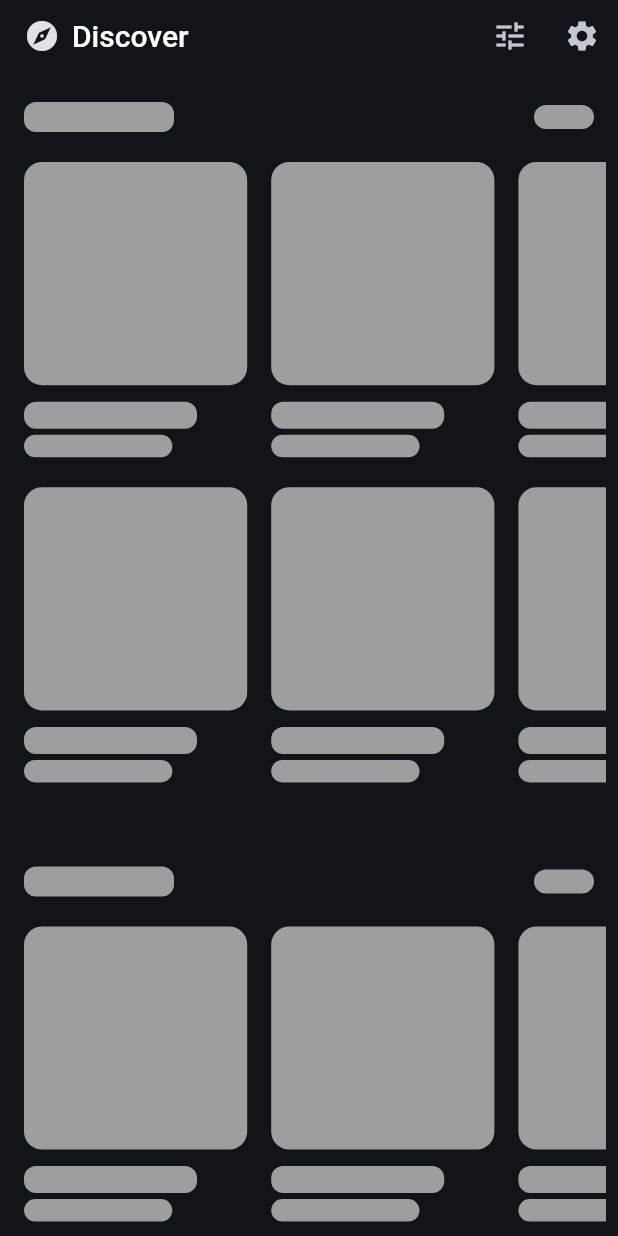
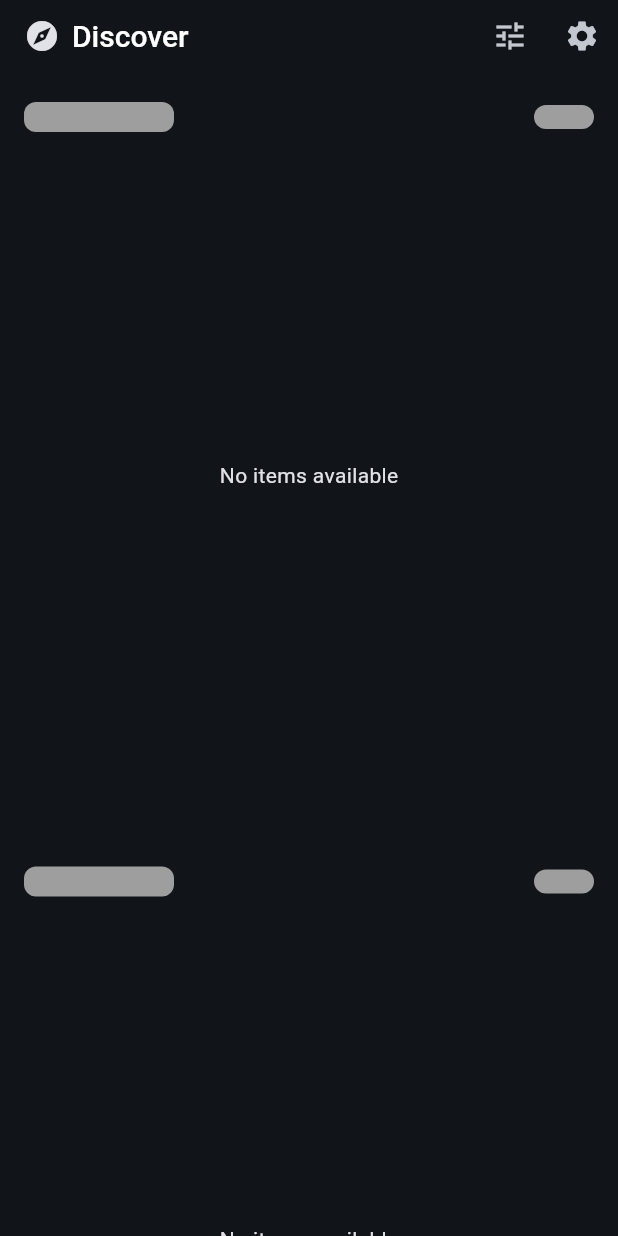
Before and after one commit to madenvel/KalinkaApp, a Flutter app: the Discover screen opened directly, on a phone screen of 412 x 824 dp. Run offline on Flutter 3.47's test engine with Material 3 defaults, Android fonts, the phone set to English and light mode, and no system bars; our stand-ins replace cached_network_image, carousel_slider, dio, flutter_cache_manager, logger, package_info_plus and 2 more; missing offline and left inert: bonsoir; accounts and stored records are empty; network calls fail.

Commit message:
Show empty section when no content retrieved for the  preview card.

```diff
--- a/lib/preview_section_card.dart
+++ b/lib/preview_section_card.dart
@@ -1,19 +1,25 @@
 import 'package:flutter/material.dart';
+import 'package:kalinka/browse_item_data_provider.dart'
+    show BrowseItemDataProvider;
 import 'package:kalinka/browse_item_data_source.dart' show BrowseItemDataSource;
 import 'package:kalinka/catalog_browse_item_view.dart'
     show CatalogBrowseItemView;
 import 'package:kalinka/data_model.dart' show BrowseItem;
+import 'package:kalinka/data_provider.dart' show GenreFilterProvider;
 import 'package:kalinka/large_image_preview_card.dart'
     show LargeImagePreviewCard;
 import 'package:kalinka/preview_section_grid.dart' show SectionPreviewGrid;
 import 'package:kalinka/tracks_browse_view.dart';
+import 'package:provider/provider.dart'
+    show ChangeNotifierProxyProvider, Consumer;
 
 class PreviewSectionCard extends StatelessWidget {
   final BrowseItemDataSource? dataSource;
   final double contentPadding;
+  final int? rowsCount;
 
   const PreviewSectionCard(
-      {super.key, this.dataSource, this.contentPadding = 8.0});
+      {super.key, this.dataSource, this.contentPadding = 8.0, this.rowsCount});
 
   void _onTap(BuildContext context, BrowseItem item) {
     Navigator.of(context).push(
@@ -36,18 +42,56 @@ class PreviewSectionCard extends StatelessWidget {
         section?.image?.small ??
         section?.image?.thumbnail;
     final hasImage = image != null && image.isNotEmpty;
-    return (section == null)
-        ? _buildSectionPlaceholder(context, const SectionPreviewGrid())
-        : _buildSectionPreview(
+    final updatedSection = dataSource?.item;
+    if (updatedSection == null) {
+      return _buildSectionPlaceholder(context, const SectionPreviewGrid());
+    }
+
+    return _buildWithBrowseDataProvider(
+      context,
+      Consumer(
+        builder: (context, BrowseItemDataProvider dataProvider, child) {
+          final hasNoItems = dataProvider.totalItemCount == 0;
+          return _buildSectionPreview(
             context,
-            section,
+            updatedSection,
             hasImage
                 ? LargeImagePreviewCard(
-                    section: section, contentPadding: contentPadding)
-                : SectionPreviewGrid(
-                    dataSource: dataSource,
-                    onTap: (item) => _onTap(context, item)),
-            seeAll: !hasImage);
+                    section: updatedSection, contentPadding: contentPadding)
+                : (hasNoItems
+                    ? Padding(
+                        padding: const EdgeInsets.only(left: 8.0),
+                        child: const Text('No items found'),
+                      )
+                    : SectionPreviewGrid(
+                        dataProvider: dataProvider,
+                        onTap: (item) => _onTap(context, item))),
+            seeAll: !hasImage && !hasNoItems,
+          );
+        },
+      ),
+    );
+  }
+
+  Widget _buildWithBrowseDataProvider(BuildContext context, Widget child) {
+    final catalog = dataSource?.item.catalog;
+    final crossAxisCount = rowsCount ?? catalog?.previewConfig?.rowsCount ?? 2;
+    final itemsCount = dataSource?.item.catalog?.previewConfig?.itemsCount ??
+        5 * crossAxisCount;
+
+    return ChangeNotifierProxyProvider<GenreFilterProvider,
+            BrowseItemDataProvider>(
+        create: (context) => BrowseItemDataProvider(
+            dataSource: dataSource!, itemCountLimit: itemsCount),
+        update: (_, genreFilterProvider, dataProvider) {
+          if (dataProvider == null) {
+            return BrowseItemDataProvider(dataSource: dataSource!)
+              ..maybeUpdateGenreFilter(genreFilterProvider.filter);
+          }
+          dataProvider.maybeUpdateGenreFilter(genreFilterProvider.filter);
+          return dataProvider;
+        },
+        child: child);
   }
 
   Widget _buildSectionPreview(
@@ -74,7 +118,7 @@ class PreviewSectionCard extends StatelessWidget {
             const Spacer(),
             if (seeAll)
               TextButton(
-                  child: const Text('More', style: TextStyle(fontSize: 16)),
+                  child: const Text('See All', style: TextStyle(fontSize: 16)),
                   onPressed: () {
                     if (item.canBrowse) {
                       Navigator.of(context).push(MaterialPageRoute(
--- a/lib/preview_section_grid.dart
+++ b/lib/preview_section_grid.dart
@@ -2,16 +2,12 @@ import 'package:flutter/material.dart';
 import 'package:kalinka/browse_item_card.dart' show BrowseItemCard;
 import 'package:kalinka/browse_item_data_provider.dart'
     show BrowseItemDataProvider;
-import 'package:kalinka/browse_item_data_source.dart' show BrowseItemDataSource;
 import 'package:kalinka/data_model.dart';
-import 'package:kalinka/data_provider.dart' show GenreFilterProvider;
-import 'package:provider/provider.dart'
-    show ChangeNotifierProxyProvider, Consumer;
 
 typedef BrowseItemTapCallback = void Function(BrowseItem item);
 
 class SectionPreviewGrid extends StatelessWidget {
-  final BrowseItemDataSource? dataSource;
+  final BrowseItemDataProvider? dataProvider;
   final double contentPadding;
   final double textLabelHeight;
   final BrowseItemTapCallback? onTap;
@@ -19,7 +15,7 @@ class SectionPreviewGrid extends StatelessWidget {
 
   const SectionPreviewGrid({
     super.key,
-    this.dataSource,
+    this.dataProvider,
     this.contentPadding = 8.0,
     this.textLabelHeight = 52.0,
     this.rowsCount,
@@ -34,10 +30,10 @@ class SectionPreviewGrid extends StatelessWidget {
   }
 
   Widget _buildGrid(BuildContext context, BoxConstraints constraints) {
-    if (dataSource == null) {
+    if (dataProvider == null) {
       return _buildEmptyGrid(context);
     }
-    final catalog = dataSource!.item.catalog;
+    final catalog = dataProvider!.dataSource.item.catalog;
     final sizeDescription = catalog?.previewConfig?.cardSize ?? CardSize.small;
     final cardSize = calculateCardSize(context, sizeDescription);
     final crossAxisCount = rowsCount ?? catalog?.previewConfig?.rowsCount ?? 2;
@@ -48,34 +44,19 @@ class SectionPreviewGrid extends StatelessWidget {
             2 * contentPadding +
             (previewType == PreviewType.textOnly ? 0 : textLabelHeight)) *
         crossAxisCount;
-    final int itemsCount =
-        catalog?.previewConfig?.itemsCount ?? 5 * crossAxisCount;
 
-    return ChangeNotifierProxyProvider<GenreFilterProvider,
-            BrowseItemDataProvider>(
-        create: (context) => BrowseItemDataProvider(
-            dataSource: dataSource!, itemCountLimit: itemsCount),
-        update: (_, genreFilterProvider, dataProvider) {
-          if (dataProvider == null) {
-            return BrowseItemDataProvider(dataSource: dataSource!)
-              ..maybeUpdateGenreFilter(genreFilterProvider.filter);
-          }
-          dataProvider.maybeUpdateGenreFilter(genreFilterProvider.filter);
-          return dataProvider;
-        },
-        child: Consumer(
-            builder: (context, BrowseItemDataProvider dataProvider, child) {
     return _buildGridContent(
+        context: context,
         dataProvider: dataProvider,
         sectionHeight: sectionHeight,
         cardSize: cardSize,
         crossAxisCount: crossAxisCount,
         cardSizeRatio: cardSizeRatio);
-        }));
   }
 
   Widget _buildGridContent(
       {BrowseItemDataProvider? dataProvider,
+      required BuildContext context,
       required double sectionHeight,
       required double cardSize,
       required int crossAxisCount,
@@ -83,27 +64,34 @@ class SectionPreviewGrid extends StatelessWidget {
     return RepaintBoundary(
       child: SizedBox(
           height: sectionHeight,
-          child: GridView.builder(
+          child: dataProvider != null && dataProvider.maybeItemCount > 0
+              ? GridView.builder(
                   padding: EdgeInsets.all(0),
                   scrollDirection: Axis.horizontal,
                   gridDelegate: SliverGridDelegateWithFixedCrossAxisCount(
                     crossAxisCount: crossAxisCount,
                     mainAxisExtent: cardSize,
                   ),
-            itemCount: dataProvider != null ? dataProvider.maybeItemCount : 10,
+                  itemCount: dataProvider.maybeItemCount,
                   itemBuilder: (context, index) {
-              final BrowseItem? item = dataProvider?.getItem(index).item;
+                    final BrowseItem? item = dataProvider.getItem(index).item;
                     return BrowseItemCard(
                       item: item,
                       onTap: item != null ? onTap : null,
                       constraints:
                           BoxConstraints.tight(Size(cardSize, sectionHeight)),
                       imageAspectRatio: cardSizeRatio,
-                previewTypeHint:
-                    dataSource?.item.catalog?.previewConfig?.type ??
+                      previewTypeHint: dataProvider
+                              .dataSource.item.catalog?.previewConfig?.type ??
                           PreviewType.imageText,
                     );
                   },
+                )
+              : Center(
+                  child: Text(
+                    'No items available',
+                    style: Theme.of(context).textTheme.bodyMedium,
+                  ),
                 )),
     );
   }
@@ -121,6 +109,7 @@ class SectionPreviewGrid extends StatelessWidget {
         crossAxisCount;
 
     return _buildGridContent(
+        context: context,
         sectionHeight: sectionHeight,
         cardSize: cardSize,
         crossAxisCount: crossAxisCount,
```
Lines whose indentation alone changed are shown as unchanged.
